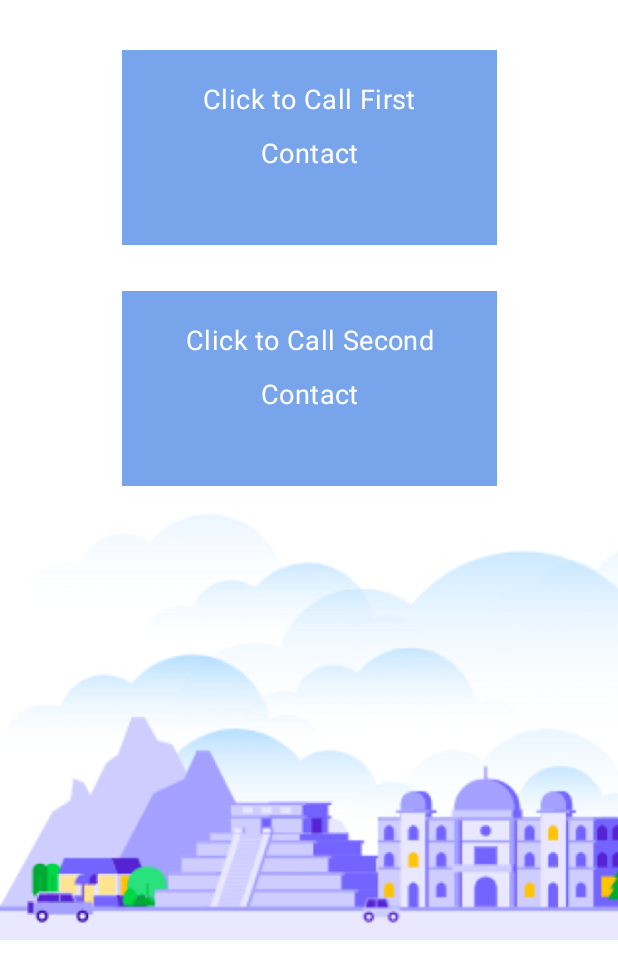
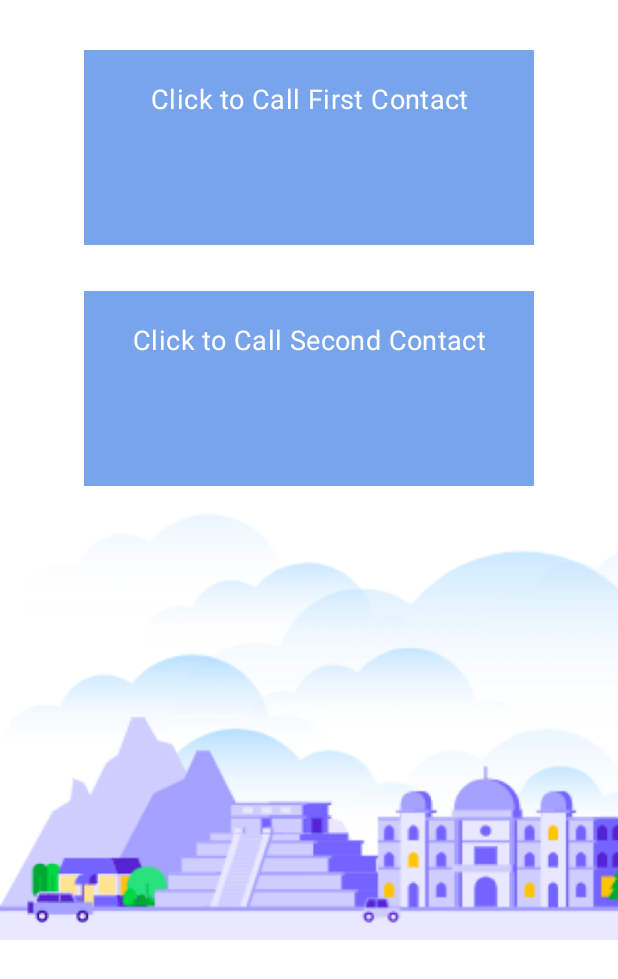
Before and after one commit to Rhea-Braithwaite/WalkWithYouApp, an Android app built with Jetpack Compose: the @Preview function Prev, on a phone screen of 412 x 824 dp. Shown: the top 979 px of the screen. Run offline under Robolectric (Android 15) with nearby library versions, the phone set to English and light mode, and no system bars; libraries missing offline, so code that uses them is left out: coil.decode; pictures from the network do not load; 1 statement that could not run was skipped.

Commit message:
Fixed Navigation and Contact Screen

```diff
--- a/app/src/main/java/com/example/app_version4/Call Contact Screen.kt
+++ b/app/src/main/java/com/example/app_version4/Call Contact Screen.kt
@@ -78,7 +78,7 @@ fun DisplayContact(
     Column(
         modifier = Modifier
             .padding(vertical = 15.dp)
-            .width(250.dp)
+            .width(300.dp)
             .height(130.dp)
             .background(Blue)
             .pointerInput(Unit) {
```
Also changed, not shown: app/src/main/java/com/example/app_version4/Navigation.kt (+4 -7 lines).
